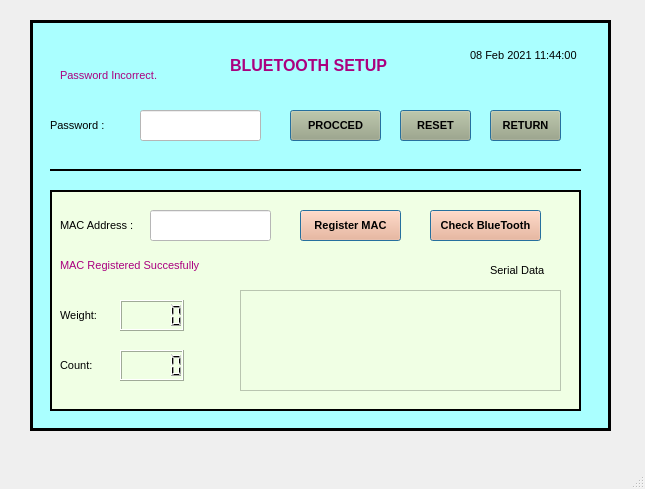
First picture: the form in URmini/ui/20_Bluetooth_Setup.ui, repository sanjaymanegit/testRepo, before the edit.
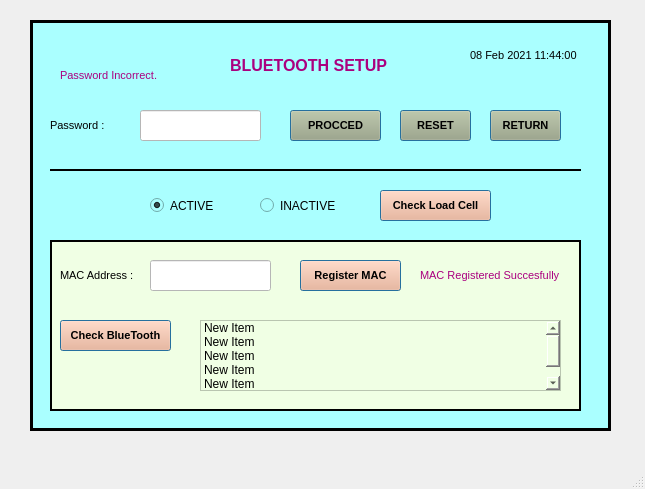
Second picture: the form after the edit.

Patch:
```diff
--- a/URmini/ui/20_Bluetooth_Setup.ui
+++ b/URmini/ui/20_Bluetooth_Setup.ui
@@ -280,9 +280,9 @@
      <property name="geometry">
       <rect>
        <x>20</x>
-       <y>170</y>
+       <y>220</y>
        <width>531</width>
-       <height>221</height>
+       <height>171</height>
       </rect>
      </property>
      <property name="styleSheet">
@@ -380,8 +380,8 @@
      <widget class="QLabel" name="label_6">
       <property name="geometry">
        <rect>
-        <x>10</x>
-        <y>60</y>
+        <x>370</x>
+        <y>20</y>
         <width>151</width>
         <height>31</height>
        </rect>
@@ -402,8 +402,8 @@
      <widget class="QPushButton" name="pushButton_13">
       <property name="geometry">
        <rect>
-        <x>380</x>
-        <y>20</y>
+        <x>10</x>
+        <y>80</y>
         <width>111</width>
         <height>31</height>
        </rect>
@@ -436,67 +436,74 @@
      <widget class="QListWidget" name="listWidget">
       <property name="geometry">
        <rect>
-        <x>190</x>
-        <y>100</y>
-        <width>321</width>
-        <height>101</height>
+        <x>150</x>
+        <y>80</y>
+        <width>361</width>
+        <height>71</height>
        </rect>
       </property>
-     </widget>
-     <widget class="QLabel" name="label_7">
-      <property name="geometry">
-       <rect>
-        <x>440</x>
-        <y>70</y>
-        <width>71</width>
-        <height>21</height>
-       </rect>
-      </property>
-      <property name="font">
-       <font>
-        <family>Arial</family>
-        <pointsize>8</pointsize>
-       </font>
-      </property>
+      <item>
+       <property name="text">
+        <string>New Item</string>
+       </property>
+      </item>
+      <item>
+       <property name="text">
+        <string>New Item</string>
+       </property>
+      </item>
+      <item>
       <property name="text">
-       <string>Serial Data</string>
-      </property>
+        <string>New Item</string>
+       </property>
+      </item>
+      <item>
+       <property name="text">
+        <string>New Item</string>
+       </property>
+      </item>
+      <item>
+       <property name="text">
+        <string>New Item</string>
+       </property>
+      </item>
      </widget>
-     <widget class="QLCDNumber" name="lcdNumber">
+    </widget>
+    <widget class="QRadioButton" name="radioButton">
       <property name="geometry">
        <rect>
-        <x>70</x>
-        <y>110</y>
-        <width>64</width>
+       <x>120</x>
+       <y>170</y>
+       <width>82</width>
         <height>31</height>
        </rect>
       </property>
-     </widget>
-     <widget class="QLabel" name="label_8">
+     <property name="text">
+      <string>ACTIVE</string>
+     </property>
+     <property name="checked">
+      <bool>true</bool>
+     </property>
+    </widget>
+    <widget class="QRadioButton" name="radioButton_2">
       <property name="geometry">
        <rect>
-        <x>10</x>
-        <y>110</y>
-        <width>41</width>
+       <x>230</x>
+       <y>170</y>
+       <width>101</width>
         <height>31</height>
        </rect>
       </property>
-      <property name="font">
-       <font>
-        <family>Arial</family>
-        <pointsize>8</pointsize>
-       </font>
-      </property>
       <property name="text">
-       <string>Weight:</string>
-      </property>
-     </widget>
-     <widget class="QLabel" name="label_9">
+      <string>INACTIVE</string>
+     </property>
+    </widget>
+    <widget class="QPushButton" name="pushButton_14">
       <property name="geometry">
        <rect>
-        <x>10</x>
-        <y>160</y>
-        <width>41</width>
+       <x>350</x>
+       <y>170</y>
+       <width>111</width>
         <height>31</height>
        </rect>
       </property>
@@ -504,22 +511,26 @@
        <font>
         <family>Arial</family>
         <pointsize>8</pointsize>
-       </font>
-      </property>
+       <weight>75</weight>
+       <bold>true</bold>
+      </font>
+     </property>
+     <property name="styleSheet">
+      <string notr="true">background-color: rgb(255, 170, 127);
+</string>
+     </property>
       <property name="text">
-       <string>Count:</string>
-      </property>
-     </widget>
-     <widget class="QLCDNumber" name="lcdNumber_2">
-      <property name="geometry">
-       <rect>
-        <x>70</x>
-        <y>160</y>
-        <width>64</width>
-        <height>31</height>
-       </rect>
-      </property>
-     </widget>
+      <string>Check Load Cell</string>
+     </property>
+     <property name="autoDefault">
+      <bool>true</bool>
+     </property>
+     <property name="default">
+      <bool>true</bool>
+     </property>
+     <property name="flat">
+      <bool>false</bool>
+     </property>
     </widget>
    </widget>
   </widget>
```
Lines whose indentation alone changed are shown as unchanged.
